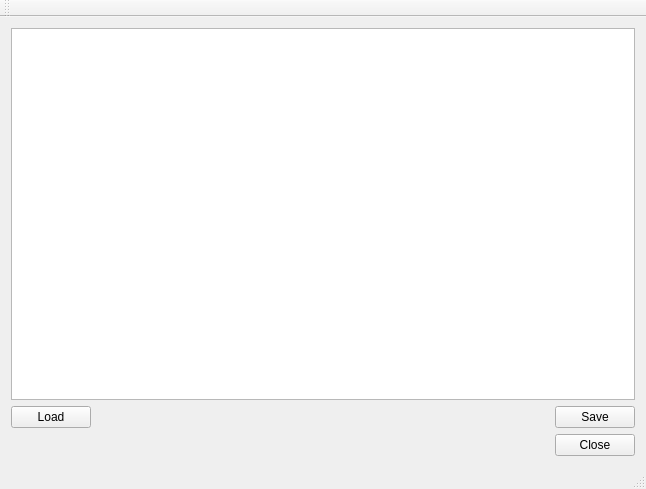
First picture: the form in ExercisesQt/5.Display-Save_Image/Display-Save_image/Display-Save_image/DisplaySave_image.ui, repository Josef212/GraphicsProgramming-Classes, before the edit.
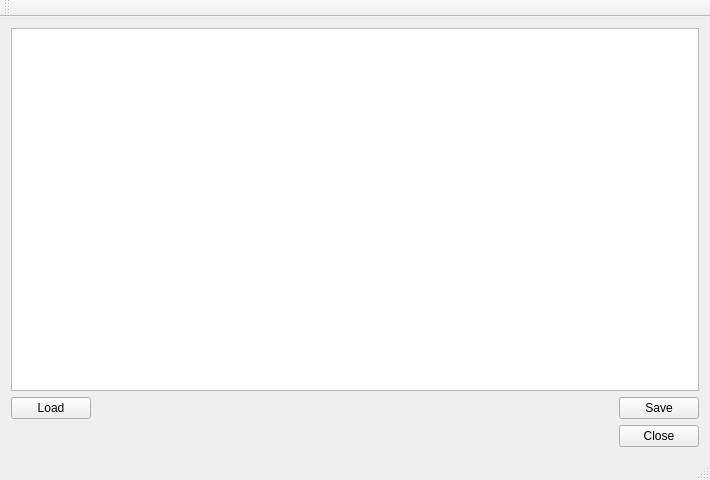
Second picture: the form after the edit.

Commit message: Loading the image from file dialog

The edit to the form file:
```diff
--- a/ExercisesQt/5.Display-Save_Image/Display-Save_image/Display-Save_image/DisplaySave_image.ui
+++ b/ExercisesQt/5.Display-Save_Image/Display-Save_image/Display-Save_image/DisplaySave_image.ui
@@ -6,8 +6,8 @@
    <rect>
     <x>0</x>
     <y>0</y>
-    <width>646</width>
-    <height>489</height>
+    <width>710</width>
+    <height>480</height>
    </rect>
   </property>
   <property name="minimumSize">
```
Left out of the diff: 2 changed lines with no effect on the pictures. The commit also changes 3 other files.
